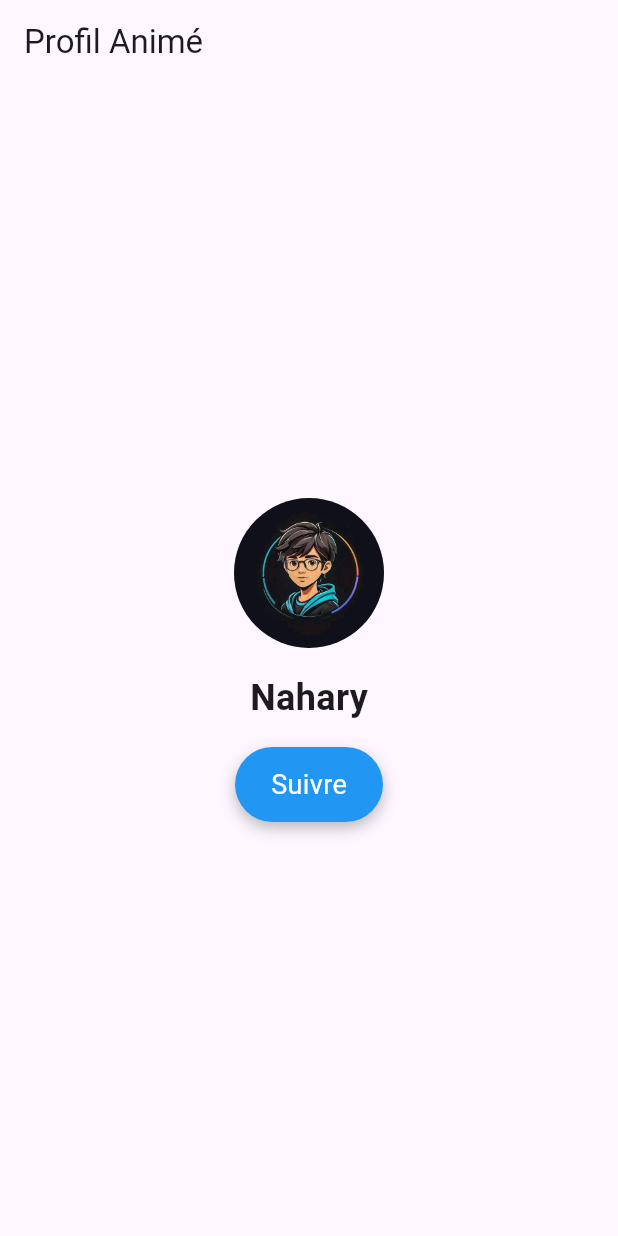
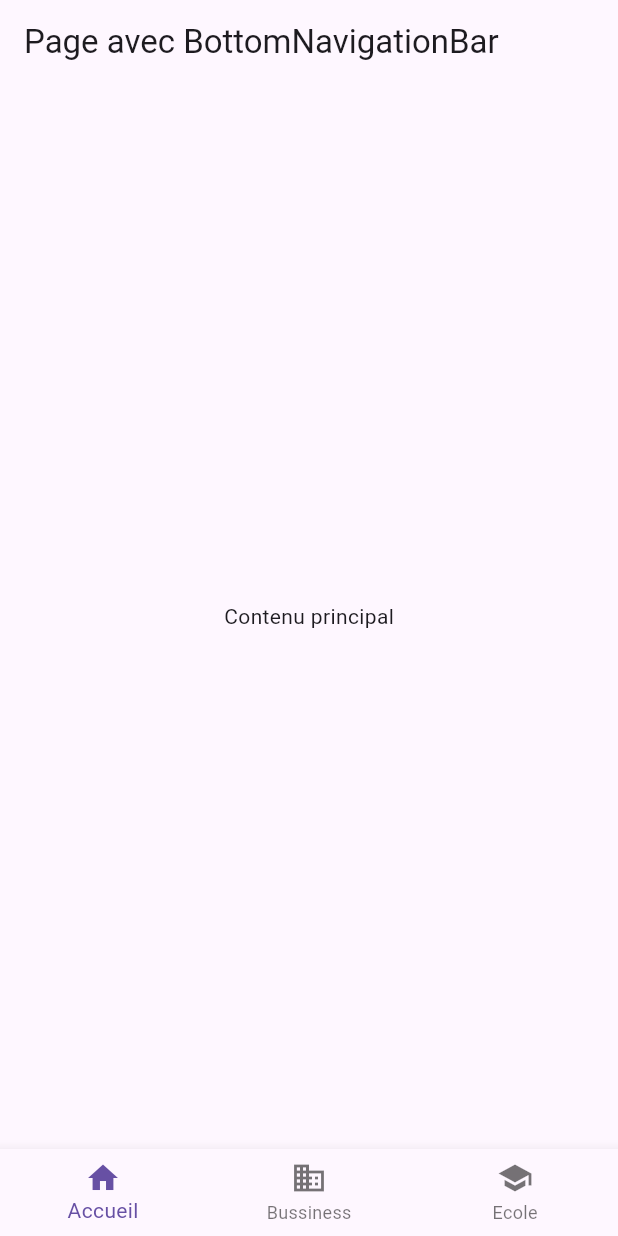
Before and after one commit to Nahary007/flutterLearning, a Flutter app: the screen it shows after launch, on a phone screen of 412 x 824 dp. Run offline on Flutter 3.47's test engine with Material 3 defaults, Android fonts, the phone set to English and light mode, and no system bars.

Commit message:
Learn about navigation and transition

```diff
--- /dev/null
+++ b/lib/Exemples/HomePage.dart
@@ -0,0 +1,20 @@
+import 'package:flutter/material.dart';
+
+class HomePage extends StatelessWidget {
+  const HomePage({super.key});
+
+  @override
+  Widget build(BuildContext context) {
+      return Scaffold(
+        appBar: AppBar(title: Text('Page avec BottomNavigationBar'),),
+        body: Center(child: Text('Contenu principal'),),
+        bottomNavigationBar: BottomNavigationBar(
+          items: const <BottomNavigationBarItem>[
+            BottomNavigationBarItem(icon: Icon(Icons.home), label: 'Accueil'),
+            BottomNavigationBarItem(icon: Icon(Icons.business), label: 'Bussiness'),
+            BottomNavigationBarItem(icon: Icon(Icons.school), label: 'Ecole')
+          ],
+        ),
+      );
+  }
+}
--- a/lib/main.dart
+++ b/lib/main.dart
@@ -1,6 +1,5 @@
 import 'package:flutter/material.dart';
-import 'Facebook/OldLogin.dart';
-import 'Exercice/Exo7.dart';
+import 'Exemples/HomePage.dart';
 
 void main() => runApp(const MonApp());
 
@@ -12,7 +11,7 @@ class MonApp extends StatelessWidget {
     return MaterialApp(
       debugShowCheckedModeBanner: false,
       theme: ThemeData(primarySwatch: Colors.blue),// j’ai enlevé le bandeau rouge
-      home: const ProfilePage(),
+      home: const HomePage(),
     );
   }
 }
```
